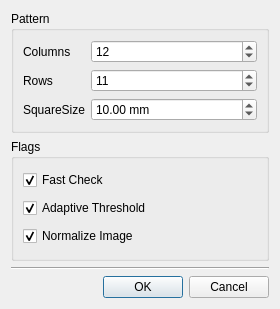
This is app/ui/ChessboardFinder.ui in xalpha/iris as Qt 5 draws it before an edit. The edited form follows.
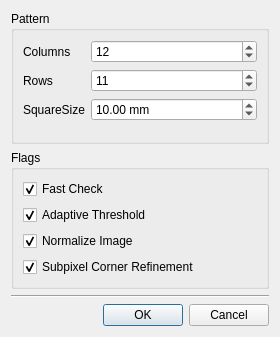
This is the edited form.

Commit message: added option to turn off subpixel corner refinment for the chessboard finder

```diff
--- a/app/ui/ChessboardFinder.ui
+++ b/app/ui/ChessboardFinder.ui
@@ -7,7 +7,7 @@
     <x>0</x>
     <y>0</y>
     <width>280</width>
-    <height>309</height>
+    <height>337</height>
    </rect>
   </property>
   <property name="sizePolicy">
@@ -125,6 +125,16 @@
         </property>
        </widget>
       </item>
+      <item>
+       <widget class="QCheckBox" name="subpixel_corner">
+        <property name="text">
+         <string>Subpixel Corner Refinement</string>
+        </property>
+        <property name="checked">
+         <bool>true</bool>
+        </property>
+       </widget>
+      </item>
      </layout>
     </widget>
    </item>
```
The commit also changes 4 other files.
